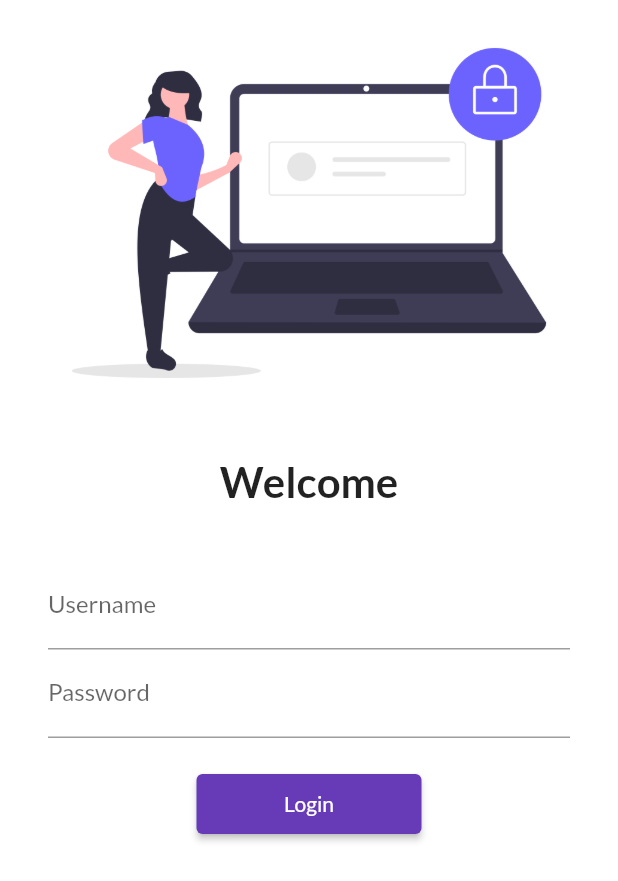
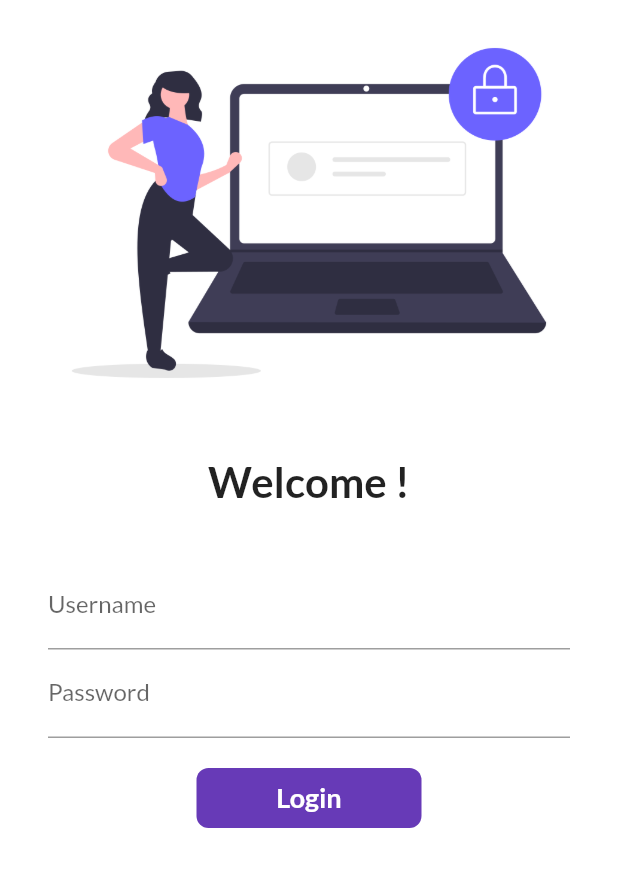
Before and after one commit to Raajbir/CatalogApp, a Flutter app: the screen it shows after launch, on a phone screen of 412 x 824 dp. Shown: the top 881 px of the screen. Run offline on Flutter 3.47's test engine with Material 2 defaults, Android fonts, the phone set to English and light mode, and no system bars; our stand-ins replace google_fonts.

Commit message:
Day6 completed

```diff
--- a/lib/pages/login_page.dart
+++ b/lib/pages/login_page.dart
@@ -1,7 +1,14 @@
 import 'package:flutter/material.dart';
 import 'package:project/utils/routes.dart';
 
-class LoginPage extends StatelessWidget {
+class LoginPage extends StatefulWidget {
+  @override
+  State<LoginPage> createState() => _LoginPageState();
+}
+
+class _LoginPageState extends State<LoginPage> {
+  String name = "";
+  bool changeButton = false;
   @override
   Widget build(BuildContext context) {
     return Material(
@@ -16,7 +23,7 @@ class LoginPage extends StatelessWidget {
               height: 20,
             ),
             Text(
-              'Welcome',
+              'Welcome $name!',
               style: TextStyle(
                 fontSize: 28,
                 fontWeight: FontWeight.bold,
@@ -36,6 +43,11 @@ class LoginPage extends StatelessWidget {
                     hintText: "Enter Username",
                     labelText: "Username",
                   ),
+                  onChanged: (value) {
+                    setState(() {
+                      name = value;
+                    });
+                  },
                 ),
                 TextFormField(
                   obscureText: true,
@@ -47,15 +59,45 @@ class LoginPage extends StatelessWidget {
                 SizedBox(
                   height: 20.0,
                 ),
-                ElevatedButton(
-                  child: Text('Login'),
-                  style: TextButton.styleFrom(
-                    minimumSize: Size(150, 40),
-                  ),
-                  onPressed: () {
+                InkWell(
+                  onTap: () async {
+                    setState(() {
+                      changeButton = true;
+                    });
+                    await Future.delayed(Duration(seconds: 1));
                     Navigator.pushNamed(context, MyRoutes.homeroute);
                   },
-                ),
+                  child: AnimatedContainer(
+                    width: changeButton ? 50 : 150,
+                    height: 40,
+                    duration: Duration(seconds: 1),
+                    alignment: Alignment.center,
+                    decoration: BoxDecoration(
+                      color: Colors.deepPurple,
+                      // shape:
+                      //     changeButton ? BoxShape.circle : BoxShape.rectangle,
+                      borderRadius:
+                          BorderRadius.circular(changeButton ? 20 : 8),
+                    ),
+                    child: changeButton
+                        ? Icon(Icons.done, color: Colors.white)
+                        : Text('Login',
+                            style: TextStyle(
+                              color: Colors.white,
+                              fontWeight: FontWeight.bold,
+                              fontSize: 18,
+                            )),
+                  ),
+                )
+                // ElevatedButton(
+                //   child: Text('Login'),
+                //   style: TextButton.styleFrom(
+                //     minimumSize: Size(150, 40),
+                //   ),
+                //   onPressed: () {
+                //     Navigator.pushNamed(context, MyRoutes.homeroute);
+                //   },
+                // ),
               ]),
             )
           ],
```
